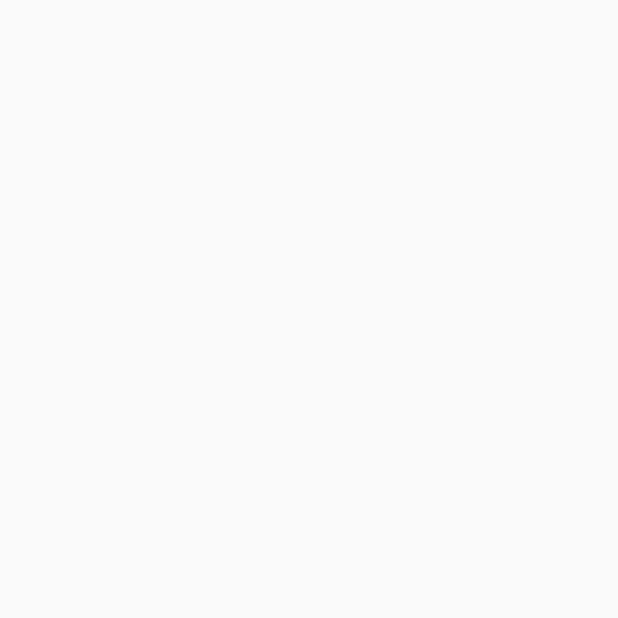
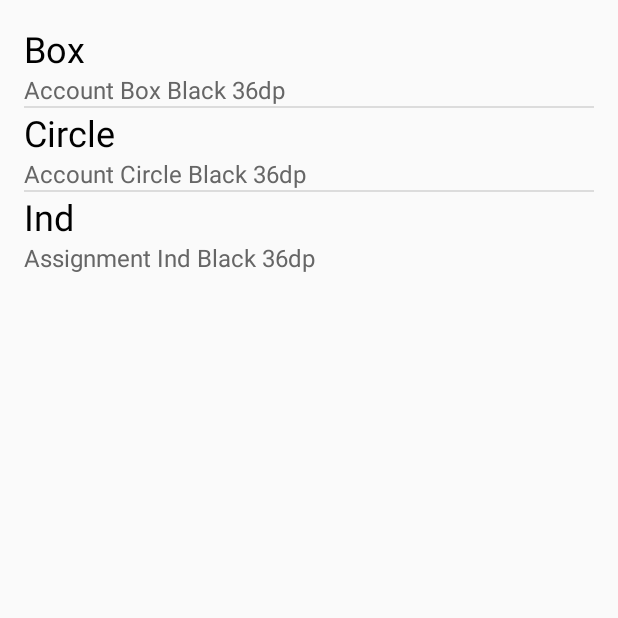
Before and after one commit to voidblue/Doproject, an Android app: the SoccerfieldList screen opened directly, with no data from a screen before it, on a phone screen of 412 x 824 dp, the top half of it. Before the commit the part shown is empty. Run offline under Robolectric (Android 15) with nearby library versions, the phone set to English and light mode, and no system bars.

Commit message:
리스트 뷰 추가

```diff
--- /dev/null
+++ b/spcall/app/src/main/java/com/doteam/spcall/soccer/SoccerListViewItem.java
@@ -0,0 +1,33 @@
+package com.doteam.spcall.soccer;
+
+import android.graphics.drawable.Drawable;
+
+/**
+ * Created by voidblue on 2016-08-08.
+ */
+public class SoccerListViewItem {
+    private Drawable iconDrawable ;
+    private String titleStr ;
+    private String descStr ;
+
+    public void setIcon(Drawable icon) {
+        iconDrawable = icon ;
+    }
+    public void setTitle(String title) {
+        titleStr = title ;
+    }
+    public void setDesc(String desc) {
+        descStr = desc ;
+    }
+
+    public Drawable getIcon() {
+        return this.iconDrawable ;
+    }
+    public String getTitle() {
+        return this.titleStr ;
+    }
+    public String getDesc() {
+        return this.descStr ;
+    }
+
+}
--- a/spcall/app/src/main/java/com/doteam/spcall/soccer/SoccerfieldList.java
+++ b/spcall/app/src/main/java/com/doteam/spcall/soccer/SoccerfieldList.java
@@ -1,19 +1,60 @@
 package com.doteam.spcall.soccer;
 
 import android.app.Activity;
+import android.app.ListActivity;
+import android.content.Intent;
 import android.os.Bundle;
+import android.support.v4.content.ContextCompat;
+import android.view.View;
+import android.widget.AdapterView;
+import android.widget.ListView;
+import android.widget.Toast;
 
 import com.doteam.spcall.R;
 //신제주 구제주 서귀포로 갈라지는부분
 public class SoccerfieldList extends Activity {
 
+    private SoccerfieldList_Adapter m_Adapter;
+
     @Override
     protected void onCreate(Bundle savedInstanceState) {
         super.onCreate(savedInstanceState);
+
+        ListView listview ;
+        SoccerfieldList_Adapter adapter;
         setContentView(R.layout.activity_soccerfieldlist);
 
 
+        // Adapter 생성
+        adapter = new SoccerfieldList_Adapter() ;
+
+        // 리스트뷰 참조 및 Adapter달기
+        listview = (ListView) findViewById(R.id.listView);
+        listview.setAdapter(adapter);
+
+        // 첫 번째 아이템 추가.
+        adapter.addItem(
+                "Box", "Account Box Black 36dp") ;
+        // 두 번째 아이템 추가.
+        adapter.addItem("Circle", "Account Circle Black 36dp") ;
+        // 세 번째 아이템 추가.
+        adapter.addItem("Ind", "Assignment Ind Black 36dp") ;
 
 
+        listview.setOnItemClickListener(new AdapterView.OnItemClickListener() {
+            @Override
+            public void onItemClick(AdapterView parent, View v, int position, long id) {
+                // get item
+                SoccerListViewItem item = (SoccerListViewItem) parent.getItemAtPosition(position) ;
+
+                String titleStr = item.getTitle() ;
+                String descStr = item.getDesc() ;
+                Toast.makeText(getApplicationContext(),position+"번째 메뉴",Toast.LENGTH_SHORT).show();
+                Intent i = new Intent(getApplicationContext(),Soccerfield.class);
+                startActivity(i);
+            }
+        }) ;
     }
+
+
 }
--- /dev/null
+++ b/spcall/app/src/main/java/com/doteam/spcall/soccer/SoccerfieldList_Adapter.java
@@ -0,0 +1,84 @@
+package com.doteam.spcall.soccer;
+import java.util.ArrayList;
+
+import android.content.Context;
+import android.graphics.drawable.Drawable;
+import android.view.LayoutInflater;
+import android.view.View;
+import android.view.View.OnClickListener;
+import android.view.View.OnLongClickListener;
+import android.view.ViewGroup;
+import android.widget.BaseAdapter;
+import android.widget.Button;
+import android.widget.ImageView;
+import android.widget.TextView;
+import android.widget.Toast;
+
+import com.doteam.spcall.R;
+
+/**
+ * Created by voidblue on 2016-08-08.
+ */
+public class SoccerfieldList_Adapter extends BaseAdapter {
+    // Adapter에 추가된 데이터를 저장하기 위한 ArrayList
+    private ArrayList<SoccerListViewItem> listViewItemList = new ArrayList<SoccerListViewItem>() ;
+
+    // ListViewAdapter의 생성자
+    public SoccerfieldList_Adapter() {
+
+    }
+
+    // Adapter에 사용되는 데이터의 개수를 리턴. : 필수 구현
+    @Override
+    public int getCount() {
+        return listViewItemList.size() ;
+    }
+
+    // position에 위치한 데이터를 화면에 출력하는데 사용될 View를 리턴. : 필수 구현
+    @Override
+    public View getView(int position, View convertView, ViewGroup parent) {
+        final int pos = position;
+        final Context context = parent.getContext();
+
+        // "listview_item" Layout을 inflate하여 convertView 참조 획득.
+        if (convertView == null) {
+            LayoutInflater inflater = (LayoutInflater) context.getSystemService(Context.LAYOUT_INFLATER_SERVICE);
+            convertView = inflater.inflate(R.layout.activity_soccerfieldlist_item, parent, false);
+        }
+
+        // 화면에 표시될 View(Layout이 inflate된)으로부터 위젯에 대한 참조 획득
+        TextView titleTextView = (TextView) convertView.findViewById(R.id.textView1) ;
+        TextView descTextView = (TextView) convertView.findViewById(R.id.textView2) ;
+
+        // Data Set(listViewItemList)에서 position에 위치한 데이터 참조 획득
+        SoccerListViewItem listViewItem = listViewItemList.get(position);
+
+        // 아이템 내 각 위젯에 데이터 반영
+        titleTextView.setText(listViewItem.getTitle());
+        descTextView.setText(listViewItem.getDesc());
+
+        return convertView;
+    }
+
+    // 지정한 위치(position)에 있는 데이터와 관계된 아이템(row)의 ID를 리턴. : 필수 구현
+    @Override
+    public long getItemId(int position) {
+        return position ;
+    }
+
+    // 지정한 위치(position)에 있는 데이터 리턴 : 필수 구현
+    @Override
+    public Object getItem(int position) {
+        return listViewItemList.get(position) ;
+    }
+
+    // 아이템 데이터 추가를 위한 함수. 개발자가 원하는대로 작성 가능.
+    public void addItem(String title, String desc) {
+        SoccerListViewItem item = new SoccerListViewItem();
+
+        item.setTitle(title);
+        item.setDesc(desc);
+
+        listViewItemList.add(item);
+    }
+}
--- a/spcall/app/src/main/res/layout/activity_soccerfieldlist.xml
+++ b/spcall/app/src/main/res/layout/activity_soccerfieldlist.xml
@@ -9,4 +9,9 @@
     android:paddingTop="@dimen/activity_vertical_margin"
     tools:context=".soccer.SoccerfieldList">
 
+    <ListView
+        android:layout_width="wrap_content"
+        android:layout_height="wrap_content"
+        android:id="@+id/listView"
+        android:layout_centerHorizontal="true" />
 </RelativeLayout>
--- /dev/null
+++ b/spcall/app/src/main/res/layout/activity_soccerfieldlist_item.xml
@@ -0,0 +1,33 @@
+<?xml version="1.0" encoding="utf-8"?>
+<LinearLayout xmlns:android="http://schemas.android.com/apk/res/android"
+    android:orientation="horizontal" android:layout_width="match_parent"
+    android:layout_height="match_parent">
+
+
+    <LinearLayout
+        android:orientation="vertical"
+        android:layout_width="wrap_content"
+        android:layout_height="match_parent"
+        android:layout_weight="4">
+
+        <TextView
+            android:layout_width="match_parent"
+            android:layout_height="wrap_content"
+            android:text="New Text"
+            android:id="@+id/textView1"
+            android:textSize="24dp"
+            android:textColor="#000000"
+            android:gravity="center_vertical"
+            android:layout_weight="2" />
+
+        <TextView
+            android:layout_width="match_parent"
+            android:layout_height="wrap_content"
+            android:text="New Text"
+            android:id="@+id/textView2"
+            android:textSize="16dp"
+            android:textColor="#666666"
+            android:layout_weight="1" />
+    </LinearLayout>
+
+</LinearLayout>
```
Also changed, not shown: 95 other files.
